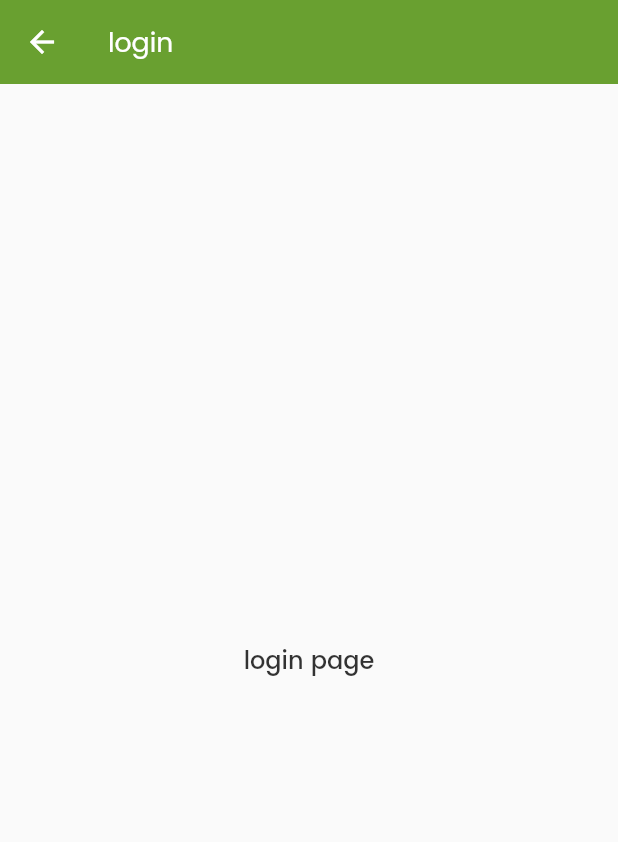
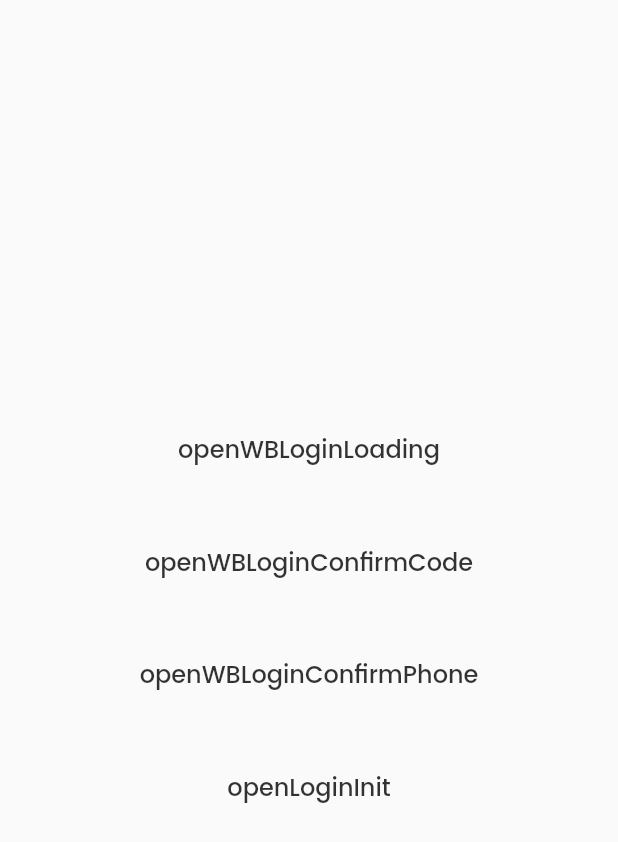
Before and after one commit to ahmed4442025/fruit_market, a Flutter app: the LoginView screen opened by its route, on a phone screen of 412 x 824 dp. Shown: the top 842 px of the screen. Run offline on Flutter 3.47's test engine with Material 2 defaults, Android fonts, the phone set to English and light mode, and no system bars; our stand-ins replace bloc, flutter_bloc, flutter_rating_bar, flutter_svg, shared_preferences, smooth_page_indicator; accounts and stored records are empty.

Commit message:
add (init) login views

```diff
--- a/lib/presentation/login/login_view.dart
+++ b/lib/presentation/login/login_view.dart
@@ -1,22 +1,48 @@
 import 'package:flutter/material.dart';
+import 'package:flutter_bloc/flutter_bloc.dart';
+import 'package:fruit_market/app/functions/cubits/login/login_cubit.dart';
+import 'package:fruit_market/app/functions/cubits/login/login_states.dart';
+import 'package:fruit_market/presentation/resources/views_sort_manager.dart';
 
-class LoginView extends StatefulWidget {
-  const LoginView({Key? key}) : super(key: key);
+class LoginView extends StatelessWidget {
+  LoginView({Key? key}) : super(key: key);
+  late BuildContext _context;
+  late LoginCubit _cubit;
 
   @override
-  State<LoginView> createState() => _LoginViewState();
-}
-
-class _LoginViewState extends State<LoginView> {
-  @override
   Widget build(BuildContext context) {
-    return Scaffold(
-      appBar: AppBar(
-        title: Text('login'),
-      ),
-      body: Center(
-        child: Text('login page'),
-      ),
+    return BlocConsumer<LoginCubit, LoginStates>(
+      listener: (BuildContext context, state) {},
+      builder: (BuildContext context, state) {
+        _context = context;
+        _cubit = LoginCubit.get(context);
+        return myScaffold();
+      },
     );
   }
+
+  Scaffold myScaffold() => Scaffold(
+        body: Center(
+          child: SizedBox(
+            height: 300,
+            child: Column(
+              mainAxisAlignment: MainAxisAlignment.spaceAround,
+              children: [
+                InkWell(
+                    onTap: () => ViewsManager.openWBLoginLoading(_context),
+                    child: const Text('openWBLoginLoading')),
+                InkWell(
+                    onTap: () => ViewsManager.openWBLoginConfirmCode(_context),
+                    child: const Text('openWBLoginConfirmCode')),
+                InkWell(
+                    onTap: () => ViewsManager.openWBLoginConfirmPhone(_context),
+                    child: const Text('openWBLoginConfirmPhone')),
+                InkWell(
+                    onTap: () => ViewsManager.openLoginInit(_context),
+                    child: const Text('openLoginInit')),
+              ],
+            ),
+          ),
+        ),
+      );
 }
--- a/lib/presentation/main/my_account/my_account.dart
+++ b/lib/presentation/main/my_account/my_account.dart
@@ -37,7 +37,8 @@ class MyAccountView extends StatelessWidget {
                   onTap: () => _cubit.openFav()),
               ...sett(Icons.settings, 'Settings',
                   onTap: () => ViewsManager.openWBSettPub(_context)),
-              ...sett(Icons.shopping_cart, 'My Cart'),
+              ...sett(Icons.shopping_cart, 'My Cart',
+                  onTap: () => _cubit.openCard()),
               ...sett(Icons.groups, 'Rate us'),
               ...sett(Icons.share, 'Refer a Friend'),
               ...sett(Icons.question_mark_outlined, 'Help',
--- a/lib/presentation/resources/routes_maneger.dart
+++ b/lib/presentation/resources/routes_maneger.dart
@@ -1,4 +1,8 @@
 import 'package:fruit_market/presentation/details_fruit/details_fruit_view.dart';
+import 'package:fruit_market/presentation/login/confirm_code.dart';
+import 'package:fruit_market/presentation/login/confirm_mobile_view.dart';
+import 'package:fruit_market/presentation/login/init_acc_view.dart';
+import 'package:fruit_market/presentation/login/login_code_loading.dart';
 import 'package:fruit_market/presentation/main/my_account/help.dart';
 import 'package:fruit_market/presentation/my_orders_view/my_orders_view.dart';
 import 'package:fruit_market/presentation/notify_view/notify_view.dart';
@@ -10,21 +14,25 @@ import 'package:fruit_market/presentation/settings/public_settings.dart';
 import '../login/login_view.dart';
 import '../main/main_view.dart';
 import '../onboarding/onboarding.dart';
-import '../register/register_view.dart';
 import '../resources/strings_manager.dart';
 import '../splash/splash_view.dart';
 import 'package:flutter/material.dart';
 
 class Routes {
   static const String splashRout = "/";
-  static const String loginRout = "/login";
-  static const String registerRout = "/register";
   static const String mainRout = "/main";
   static const String onBoardingRout = "/onBoarding";
   static const String detailsRout = "/details";
   static const String notifyViewRout = "/notifyView";
   static const String myOrder = "/myOrder";
   static const String helpView = "/helpView";
+
+  // login
+  static const String loginRout = "/login";
+  static const String confirmMobil = "/confirmMobil";
+  static const String confirmCode = "/confirmCode";
+  static const String loginCLoading = "/loginCLoading";
+  static const String initAcc = "/initAcc";
 
   // settings
   static const String settingAcc = "/settingAcc";
@@ -37,12 +45,21 @@ class Routes {
 class RouteGenerator {
   static Route<dynamic> getRoute(RouteSettings settings) {
     switch (settings.name) {
+      // login
+      case Routes.loginRout:
+        return MaterialPageRoute(builder: (_) => LoginView());
+      case Routes.confirmCode:
+        return MaterialPageRoute(builder: (_) => ConfirmCodeView());
+      case Routes.confirmMobil:
+        return MaterialPageRoute(builder: (_) => ConfirmMobileView());
+      case Routes.loginCLoading:
+        return MaterialPageRoute(builder: (_) => LoginCodeLoading());
+      case Routes.initAcc:
+        return MaterialPageRoute(builder: (_) => InitAccView());
+
+      // other
       case Routes.splashRout:
         return MaterialPageRoute(builder: (_) => const SplashView());
-      case Routes.loginRout:
-        return MaterialPageRoute(builder: (_) => const LoginView());
-      case Routes.registerRout:
-        return MaterialPageRoute(builder: (_) => const RegisterView());
       case Routes.mainRout:
         return MaterialPageRoute(builder: (_) => MainView());
       case Routes.onBoardingRout:
--- a/lib/presentation/resources/theme_manager.dart
+++ b/lib/presentation/resources/theme_manager.dart
@@ -43,7 +43,7 @@ class ThemeManager {
             style: ElevatedButton.styleFrom(
                 textStyle: StylesManager.getRegularStyle(
                     color: ColorManager.white, fontSize: FontSizeManager.s17),
-                primary: ColorManager.primary,
+                backgroundColor: ColorManager.primary,
                 shape: RoundedRectangleBorder(
                     borderRadius: BorderRadius.circular(AppSize.s12)))),
 
@@ -110,7 +110,7 @@ class ThemeManager {
             selectedItemColor: ColorManager.primary,
             unselectedItemColor: ColorManager.lightGrey,
             selectedLabelStyle: StylesManager.getMediumStyle(
-                color: ColorManager.primary, fontSize: FontSizeManager.s14),
+                color: ColorManager.primary, fontSize: FontSizeManager.s12),
             unselectedLabelStyle: StylesManager.getMediumStyle(
                 color: ColorManager.lightGrey, fontSize: FontSizeManager.s14),
             selectedIconTheme: const IconThemeData(size: AppSize.s30),
--- a/lib/presentation/resources/util/w/big/nav_bar_custom.dart
+++ b/lib/presentation/resources/util/w/big/nav_bar_custom.dart
@@ -7,7 +7,6 @@ import '../../../color_manager.dart';
 
 class NavBarCustom extends StatelessWidget {
   NavBarCustom({Key? key}) : super(key: key);
-  late BuildContext _context;
   late AppCubit _cubit;
 
 
@@ -17,7 +16,6 @@ class NavBarCustom extends StatelessWidget {
     return BlocConsumer<AppCubit, AppStates>(
       listener: (BuildContext context, state) {},
       builder: (BuildContext context, state) {
-        _context = context;
         _cubit = AppCubit.get(context);
         return Container(
           decoration: const BoxDecoration(
@@ -42,11 +40,3 @@ class NavBarCustom extends StatelessWidget {
     );
   }
 }
-
-class _NavItem {
-  final IconData icon;
-  final Text label;
-  final Widget screen;
-
-  _NavItem({required this.icon, required this.label, required this.screen});
-}
--- a/lib/presentation/resources/views_sort_manager.dart
+++ b/lib/presentation/resources/views_sort_manager.dart
@@ -11,17 +11,11 @@ class ViewsManager {
   }
 
   static void tempHome(context) {
-    openHomeView(context);
+    bool isLogin = false;
+    isLogin ? openHomeView(context) : openLoginMain(context);
   }
 
   // const
-  static void openLoginView(context) {
-    _openViewNoBack(context, Routes.loginRout);
-  }
-
-  static void openRegisterView(context) {
-    _openViewNoBack(context, Routes.registerRout);
-  }
 
   static void openHomeView(context) {
     _openViewNoBack(context, Routes.mainRout);
@@ -42,7 +36,30 @@ class ViewsManager {
     }
   }
 
-  // settings
+  // ============ login ============
+  // with no back
+  static void openLoginMain(context) {
+    _openViewNoBack(context, Routes.loginRout);
+  }
+
+  static void openLoginInit(context) {
+    _openViewNoBack(context, Routes.initAcc);
+  }
+
+  // with back
+  static void openWBLoginConfirmPhone(context) {
+    _openViewWithBack(context, Routes.confirmMobil);
+  }
+
+  static void openWBLoginConfirmCode(context) {
+    _openViewWithBack(context, Routes.confirmCode);
+  }
+
+  static void openWBLoginLoading(context) {
+    _openViewWithBack(context, Routes.loginCLoading);
+  }
+
+  // ============ settings ============
   static void openWBSettAcc(context) {
     _openViewWithBack(context, Routes.settingAcc);
   }
@@ -63,6 +80,7 @@ class ViewsManager {
     _openViewWithBack(context, Routes.settingNotify);
   }
 
+  // ============ other ============
   static void openWBNotifyView(context) {
     _openViewWithBack(context, Routes.notifyViewRout);
   }
```
Also changed, not shown: lib/app/functions/cubits/app/app_cubit.dart (+8 -6 lines), lib/presentation/login/confirm_code.dart (added, +26 -0 lines), lib/presentation/login/confirm_mobile_view.dart (added, +26 -0 lines), lib/presentation/login/init_acc_view.dart (added, +26 -0 lines), lib/presentation/login/login_code_loading.dart (added, +26 -0 lines), lib/presentation/register/register_view.dart (deleted, +0 -15 lines).
